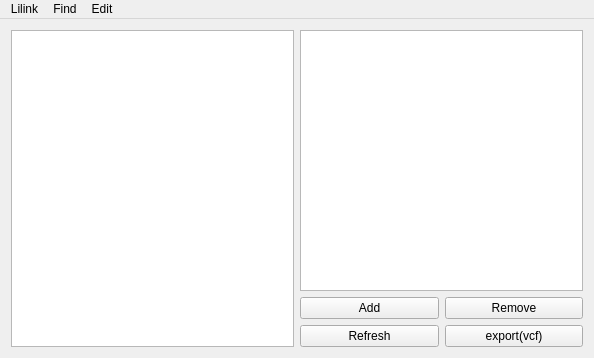
Old version of the form Client/client_gui/src/mainwindow.ui in the repository zyoohv/Lilink.
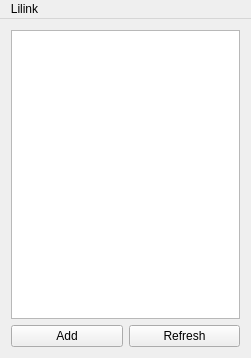
New version of the form.

What changed in the file:
```diff
--- a/Client/client_gui/src/mainwindow.ui
+++ b/Client/client_gui/src/mainwindow.ui
@@ -6,7 +6,7 @@
    <rect>
     <x>0</x>
     <y>0</y>
-    <width>594</width>
+    <width>251</width>
     <height>358</height>
    </rect>
   </property>
@@ -14,7 +14,7 @@
    <string>Lilink</string>
   </property>
   <widget class="QWidget" name="centralWidget">
-   <layout class="QHBoxLayout" name="horizontalLayout">
+   <layout class="QVBoxLayout" name="verticalLayout">
     <item>
      <widget class="QTableWidget" name="tableWidget">
       <property name="autoFillBackground">
@@ -47,42 +47,21 @@
      </widget>
     </item>
     <item>
-     <layout class="QVBoxLayout" name="verticalLayout">
+     <layout class="QHBoxLayout" name="horizontalLayout">
       <item>
-       <widget class="QTextBrowser" name="textBrowser"/>
-      </item>
-      <item>
-       <layout class="QGridLayout" name="gridLayout">
-        <item row="0" column="0">
          <widget class="QPushButton" name="buttonAdd">
           <property name="text">
            <string>Add</string>
           </property>
          </widget>
         </item>
-        <item row="0" column="1">
-         <widget class="QPushButton" name="buttonRemove">
-          <property name="text">
-           <string>Remove</string>
-          </property>
-         </widget>
-        </item>
-        <item row="1" column="0">
+      <item>
          <widget class="QPushButton" name="buttonRefresh">
           <property name="text">
            <string>Refresh</string>
           </property>
          </widget>
         </item>
-        <item row="1" column="1">
-         <widget class="QPushButton" name="buttonExportvcf">
-          <property name="text">
-           <string>export(vcf)</string>
-          </property>
-         </widget>
-        </item>
-       </layout>
-      </item>
      </layout>
     </item>
    </layout>
@@ -92,7 +71,7 @@
     <rect>
      <x>0</x>
      <y>0</y>
-     <width>594</width>
+     <width>251</width>
      <height>23</height>
     </rect>
    </property>
@@ -104,37 +83,7 @@
     <addaction name="actionLog_out"/>
     <addaction name="actionAcount_info"/>
    </widget>
-   <widget class="QMenu" name="menuEdit">
-    <property name="title">
-     <string>Edit</string>
-    </property>
-    <widget class="QMenu" name="menuExport_as">
-     <property name="title">
-      <string>Export as</string>
-     </property>
-     <addaction name="actionVcf"/>
-     <addaction name="actionDoc"/>
-     <addaction name="actionPdf"/>
-    </widget>
-    <addaction name="menuExport_as"/>
-   </widget>
-   <widget class="QMenu" name="menuFind">
-    <property name="title">
-     <string>Find</string>
-    </property>
-    <widget class="QMenu" name="menuFind_by">
-     <property name="title">
-      <string>Search by ...</string>
-     </property>
-     <addaction name="actionName"/>
-     <addaction name="actionTelephone"/>
-     <addaction name="actionQq"/>
-    </widget>
-    <addaction name="menuFind_by"/>
-   </widget>
    <addaction name="menuLilink"/>
-   <addaction name="menuFind"/>
-   <addaction name="menuEdit"/>
   </widget>
   <action name="actionLog_in">
    <property name="text">
```
Lines whose indentation alone changed are shown as unchanged.
